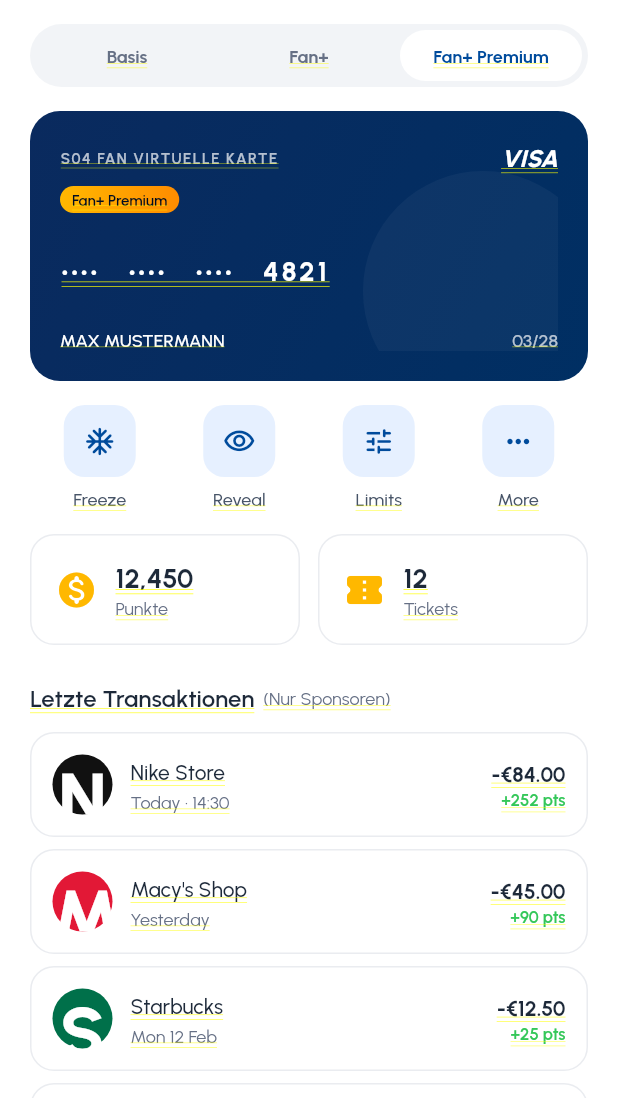
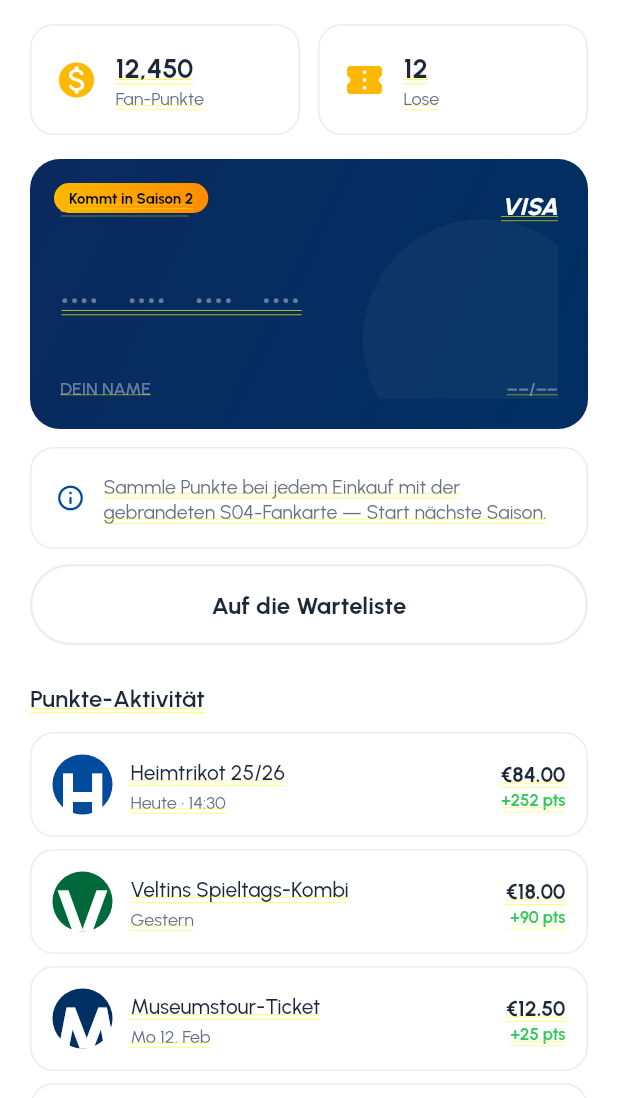
Before and after one commit to COREVIONLABS/EMBAapp-native, a Flutter app: the WalletScreen screen opened directly, on a phone screen of 412 x 824 dp, the part 138-1236 px from its top. Run offline on Flutter 3.47's test engine with Material 3 defaults, Android fonts, the phone set to English and light mode, and no system bars; our stand-ins replace flutter_svg.

Commit message:
Defer branded VISA card to season 2
Most clubs launch the card from season 2, so it should not read as a
live day-1 feature:
- Wallet is now a Fan Points wallet (points + raffle tickets + points
  activity) with the VISA card shown as a "Coming Season 2" preview and
  a waitlist CTA — no active card, tier switcher or card actions.
- Fan+ / Fan+ Premium tiers mark the branded card perk as "(from
  Season 2)".
- Profile "Manage Card" value neutralised.

Co-Authored-By: Claude Opus 4.8 <noreply@anthropic.com>
Claude-Session: https://claude.ai/code/session_0138H2TPm9wvb2D54WvCY8tL

```diff
--- a/lib/l10n/strings.dart
+++ b/lib/l10n/strings.dart
@@ -495,4 +495,23 @@ const Map<String, String> _de = {
   'Training ground: set-piece session': 'Trainingsplatz: Standard-Training',
   'Academy talent — first team debut': 'Nachwuchstalent — Profidebüt',
   "Coach mic'd up vs Dortmund": 'Trainer verkabelt gegen Dortmund',
+
+  // ── Wallet season-1 (card deferred to season 2) ────────────
+  'Raffle Tickets': 'Lose',
+  'Points Activity': 'Punkte-Aktivität',
+  'S04 FAN CARD': 'S04 FAN-KARTE',
+  'YOUR NAME': 'DEIN NAME',
+  'Coming Season 2': 'Kommt in Saison 2',
+  'Earn points on every spend with the branded S04 fan card — launching next season.':
+      'Sammle Punkte bei jedem Einkauf mit der gebrandeten S04-Fankarte — Start nächste Saison.',
+  'Join the waitlist': 'Auf die Warteliste',
+  'Branded VISA fan card (from Season 2)': 'Gebrandete VISA-Fankarte (ab Saison 2)',
+  'Home Jersey 25/26': 'Heimtrikot 25/26',
+  'Season 2': 'Saison 2',
+  'Veltins matchday combo': 'Veltins Spieltags-Kombi',
+  'Museum Tour ticket': 'Museumstour-Ticket',
+  'Daily Spin reward': 'Glücksrad-Gewinn',
+  'Today · 14:30': 'Heute · 14:30',
+  'Mon 12 Feb': 'Mo 12. Feb',
+  'Sun 11 Feb': 'So 11. Feb',
 };
--- a/lib/screens/fanplus_screen.dart
+++ b/lib/screens/fanplus_screen.dart
@@ -96,7 +96,7 @@ class FanPlusScreen extends StatelessWidget {
         const SizedBox(height: 12),
         for (final t in const [
           'Exclusive content & locker-room clips',
-          'Branded VISA fan card & wallet',
+          'Branded VISA fan card (from Season 2)',
           'Chances to Win a Signed Jersey',
           'Meet the Players',
           'Points Multiplier & bigger raffles',
--- a/lib/screens/membership_plan_screen.dart
+++ b/lib/screens/membership_plan_screen.dart
@@ -41,7 +41,7 @@ class MembershipPlanScreen extends StatelessWidget {
         const SizedBox(height: 20),
         Text(tr('Your benefits'), style: AppText.label2),
         const SizedBox(height: 12),
-        for (final b in const ['3× Fan Points (max boost)', "Money-can't-buy experiences", 'VIP draws & premium raffles', 'Branded VISA fan card & wallet', 'Exclusive content & clips'])
+        for (final b in const ['3× Fan Points (max boost)', "Money-can't-buy experiences", 'VIP draws & premium raffles', 'Branded VISA fan card (from Season 2)', 'Exclusive content & clips'])
           Padding(padding: const EdgeInsets.only(bottom: 10), child: Row(children: [
             const Icon(Icons.check_circle_rounded, color: AppColors.brandPrimary, size: 20),
             const SizedBox(width: 12),
--- a/lib/screens/profile_screen.dart
+++ b/lib/screens/profile_screen.dart
@@ -66,7 +66,7 @@ class ProfileScreen extends StatelessWidget {
           (Icons.card_membership_outlined, 'Membership Plan', 'Fan+ Premium'),
           (Icons.account_balance_outlined, 'Bank Account', 'Connected'),
           (Icons.credit_card_rounded, 'Payment Methods', ''),
-          (Icons.style_rounded, 'Manage Card', 'Physical + Virtual'),
+          (Icons.style_rounded, 'Manage Card', 'Season 2'),
         ]),
         const SizedBox(height: 16),
         _group(context, 'Settings', const [
--- a/lib/screens/subscription_screen.dart
+++ b/lib/screens/subscription_screen.dart
@@ -46,7 +46,7 @@ class SubscriptionScreen extends StatelessWidget {
             '3× Fan Points (max boost)',
             "Money-can't-buy experiences",
             'VIP draws & premium raffles',
-            'Branded VISA fan card & wallet',
+            'Branded VISA fan card (from Season 2)',
           ],
         ),
       ],
--- a/lib/screens/wallet_screen.dart
+++ b/lib/screens/wallet_screen.dart
@@ -4,22 +4,14 @@ import '../widgets/app_widgets.dart';
 import '../widgets/tab_scaffold.dart';
 import '../l10n/strings.dart';
 
-enum _Tier { free, supporter, superfan }
-
-/// Wallet (Figma 2145:7678 Free / 7873 Supporter / 8022 Superfan): virtual
-/// card, card actions, points/tickets, physical-card upsell, transactions.
-class WalletScreen extends StatefulWidget {
+/// Wallet — season 1: a Fan Points wallet. The branded VISA card rolls out
+/// from season 2, so it is shown here as a "coming soon" teaser rather than
+/// an active card.
+class WalletScreen extends StatelessWidget {
   const WalletScreen({super.key});
-  @override
-  State<WalletScreen> createState() => _WalletScreenState();
-}
-
-class _WalletScreenState extends State<WalletScreen> {
-  _Tier _tier = _Tier.superfan;
 
   @override
   Widget build(BuildContext context) {
-    final premium = _tier == _Tier.superfan;
     return TabScaffold(
       children: [
         Padding(
@@ -38,84 +30,30 @@ class _WalletScreenState extends State<WalletScreen> {
           ),
         ),
         const SizedBox(height: 16),
-        // Tier switcher (prototype: preview each membership state)
-        Padding(
-          padding: const EdgeInsets.symmetric(horizontal: 20),
-          child: Container(
-            padding: const EdgeInsets.all(4),
-            decoration: BoxDecoration(color: AppColors.surfaceMinimal, borderRadius: BorderRadius.circular(AppRadii.pill)),
-            child: Row(children: [
-              for (final t in _Tier.values)
-                Expanded(
-                  child: GestureDetector(
-                    onTap: () => setState(() => _tier = t),
-                    child: Container(
-                      padding: const EdgeInsets.symmetric(vertical: 9),
-                      decoration: BoxDecoration(
-                          color: t == _tier ? AppColors.surface : Colors.transparent,
-                          borderRadius: BorderRadius.circular(AppRadii.pill)),
-                      child: Center(
-                        child: Text(tr(_tierName(t)),
-                            style: AppText.body3.copyWith(
-                                color: t == _tier ? AppColors.brandPrimary : AppColors.textLight,
-                                fontWeight: FontWeight.w700)),
-                      ),
-                    ),
-                  ),
-                ),
-            ]),
-          ),
-        ),
-        const SizedBox(height: 16),
-        Padding(padding: const EdgeInsets.symmetric(horizontal: 20), child: premium ? const _VirtualCard(superfan: true) : _LockedCard(fanPlus: _tier == _Tier.supporter)),
-        const SizedBox(height: 16),
-        if (premium) const _CardActions(),
-        if (premium) const SizedBox(height: 16),
+        // Fan Points / Raffle Tickets — the live wallet in season 1
         Padding(
           padding: const EdgeInsets.symmetric(horizontal: 20),
           child: Row(
             children: [
-              Expanded(child: _StatCard(icon: Icons.monetization_on_rounded, value: '12,450', label: tr('Points'))),
+              Expanded(child: _StatCard(icon: Icons.monetization_on_rounded, value: '12,450', label: tr('Fan Points'))),
               const SizedBox(width: 12),
-              Expanded(child: _StatCard(icon: Icons.confirmation_number_rounded, value: '12', label: tr('Tickets'))),
+              Expanded(child: _StatCard(icon: Icons.confirmation_number_rounded, value: '12', label: tr('Raffle Tickets'))),
             ],
           ),
         ),
         const SizedBox(height: 16),
-        if (!premium)
+        const Padding(padding: EdgeInsets.symmetric(horizontal: 20), child: _CardTeaser()),
+        const SizedBox(height: 24),
         Padding(
           padding: const EdgeInsets.symmetric(horizontal: 20),
-            child: Container(
-              padding: const EdgeInsets.symmetric(horizontal: 16, vertical: 14),
-              decoration: BoxDecoration(color: const Color(0xFFFFF3DC), borderRadius: BorderRadius.circular(AppRadii.tile)),
-              child: Row(
-                children: [
-                  const Icon(Icons.workspace_premium_rounded, color: AppColors.gold, size: 22),
-                  const SizedBox(width: 10),
-                  Expanded(child: Text(tr('Unlock the branded VISA card with Fan+ Premium'), style: AppText.body2.copyWith(color: AppColors.brandDarkest, fontWeight: FontWeight.w700))),
-                  Text(tr('€9.00/mo'), style: AppText.body3.copyWith(color: AppColors.textDark)),
-                  const SizedBox(width: 4),
-                  const Svg('arrow_right', size: 16),
-                ],
-              ),
-            ),
-          ),
-        if (!premium) const SizedBox(height: 24),
-        if (premium) const SizedBox(height: 8),
-        Padding(
-          padding: const EdgeInsets.symmetric(horizontal: 20),
-          child: Row(children: [
-            Text(tr('Recent Transactions'), style: AppText.label2),
-            const SizedBox(width: 6),
-            Text(tr('(Sponsors Only)'), style: AppText.body3Regular),
-          ]),
+          child: Align(alignment: Alignment.centerLeft, child: Text(tr('Points Activity'), style: AppText.label2)),
         ),
         const SizedBox(height: 12),
         ...[
-          ('Nike Store', 'Today · 14:30', '-€84.00', '+252 pts', Color(0xFF111111)),
-          ("Macy's Shop", 'Yesterday', '-€45.00', '+90 pts', Color(0xFFE21836)),
-          ('Starbucks', 'Mon 12 Feb', '-€12.50', '+25 pts', Color(0xFF00704A)),
-          ('Puma', 'Sun 11 Feb', '-€12.50', '+25 pts', Color(0xFF1A2432)),
+          ('Home Jersey 25/26', 'Today · 14:30', '€84.00', '+252 pts', Color(0xFF004B9C)),
+          ('Veltins matchday combo', 'Yesterday', '€18.00', '+90 pts', Color(0xFF00693C)),
+          ('Museum Tour ticket', 'Mon 12 Feb', '€12.50', '+25 pts', Color(0xFF002F63)),
+          ('Daily Spin reward', 'Sun 11 Feb', '—', '+50 pts', Color(0xFFFFB800)),
         ].map((t) => Padding(
               padding: const EdgeInsets.fromLTRB(20, 0, 20, 8),
               child: _TxTile(brand: t.$1, date: t.$2, amount: t.$3, pts: t.$4, color: t.$5),
@@ -123,51 +61,16 @@ class _WalletScreenState extends State<WalletScreen> {
       ],
     );
   }
-
-  String _tierName(_Tier t) => switch (t) {
-        _Tier.free => 'Free',
-        _Tier.supporter => 'Fan+',
-        _Tier.superfan => 'Fan+ Premium',
-      };
 }
 
-/// No branded card yet — Free ("activate") or Fan+ ("upgrade for the card").
-class _LockedCard extends StatelessWidget {
-  final bool fanPlus;
-  const _LockedCard({this.fanPlus = false});
+/// The branded VISA card — a preview positioned as "coming in season 2".
+class _CardTeaser extends StatelessWidget {
+  const _CardTeaser();
   @override
   Widget build(BuildContext context) {
-    return Container(
-      height: 180,
-      padding: const EdgeInsets.all(20),
-      decoration: BoxDecoration(
-        color: AppColors.surfaceMinimal,
-        borderRadius: BorderRadius.circular(AppRadii.card),
-        border: Border.all(color: AppColors.borderLightest),
-      ),
-      child: Column(
-        mainAxisAlignment: MainAxisAlignment.center,
-        crossAxisAlignment: CrossAxisAlignment.center,
-        children: [
-          Icon(fanPlus ? Icons.workspace_premium_rounded : Icons.credit_card_off_rounded,
-              size: 34, color: fanPlus ? AppColors.gold : AppColors.textLight),
-          const SizedBox(height: 10),
-          Text(fanPlus ? tr('Branded VISA card — with Fan+ Premium') : tr('No active card yet'),
-              textAlign: TextAlign.center, style: AppText.body2.copyWith(color: AppColors.textNormal)),
-          const SizedBox(height: 12),
-          PrimaryButton(fanPlus ? tr('Upgrade to Fan+ Premium') : tr('Activate S04 Card'), height: 44, onTap: () {}),
-        ],
-      ),
-    );
-  }
-}
-
-class _VirtualCard extends StatelessWidget {
-  final bool superfan;
-  const _VirtualCard({this.superfan = false});
-  @override
-  Widget build(BuildContext context) {
-    return Container(
+    return Column(children: [
+      Stack(children: [
+        Container(
           height: 180,
           clipBehavior: Clip.antiAlias,
           padding: const EdgeInsets.all(20),
@@ -175,80 +78,47 @@ class _VirtualCard extends StatelessWidget {
             gradient: const LinearGradient(colors: [Color(0xFF0A2A5E), Color(0xFF002F63)], begin: Alignment.topLeft, end: Alignment.bottomRight),
             borderRadius: BorderRadius.circular(AppRadii.card),
           ),
-      child: Stack(
-        children: [
+          child: Stack(children: [
             Positioned(
-            right: -30,
-            bottom: -40,
+              right: -30, bottom: -40,
               child: Container(width: 160, height: 160, decoration: BoxDecoration(shape: BoxShape.circle, color: Colors.white.withValues(alpha: 0.04))),
             ),
-          Column(
-            crossAxisAlignment: CrossAxisAlignment.start,
-            children: [
-              Row(
-                mainAxisAlignment: MainAxisAlignment.spaceBetween,
-                children: [
-                  Text(tr('S04 FAN VIRTUAL CARD'), style: AppText.caption1.copyWith(color: Colors.white70, letterSpacing: 1)),
-                  Text(tr('VISA'), style: AppText.label2.copyWith(color: Colors.white, fontStyle: FontStyle.italic, fontWeight: FontWeight.w800)),
-                ],
+            Column(crossAxisAlignment: CrossAxisAlignment.start, children: [
+              Row(mainAxisAlignment: MainAxisAlignment.spaceBetween, children: [
+                Text(tr('S04 FAN CARD'), style: AppText.caption1.copyWith(color: Colors.white70, letterSpacing: 1)),
+                Text('VISA', style: AppText.label2.copyWith(color: Colors.white, fontStyle: FontStyle.italic, fontWeight: FontWeight.w800)),
+              ]),
+              const Spacer(),
+              Text('••••   ••••   ••••   ••••',
+                  style: AppText.label1.copyWith(color: Colors.white38, letterSpacing: 2, fontWeight: FontWeight.w700)),
+              const Spacer(),
+              Row(mainAxisAlignment: MainAxisAlignment.spaceBetween, children: [
+                Text(tr('YOUR NAME'), style: AppText.body3.copyWith(color: Colors.white38)),
+                Text('––/––', style: AppText.body3.copyWith(color: Colors.white38)),
+              ]),
+            ]),
+          ]),
         ),
-              const SizedBox(height: 8),
-              Pill(
+        Positioned(
+          left: 16, top: 16,
+          child: Pill(
             gradient: const LinearGradient(colors: AppColors.goldGradient),
-                padding: const EdgeInsets.symmetric(horizontal: 8, vertical: 3),
-                child: Text(tr(superfan ? 'Fan+ Premium' : 'Virtual'), style: AppText.caption1.copyWith(color: AppColors.brandDarkest)),
-              ),
-              const Spacer(),
-              Text(tr('••••   ••••   ••••   4821'),
-                  style: AppText.label1.copyWith(color: Colors.white, letterSpacing: 2, fontWeight: FontWeight.w700)),
-              const Spacer(),
-              Row(
-                mainAxisAlignment: MainAxisAlignment.spaceBetween,
-                children: [
-                  Text(tr('MAX MUSTERMANN'), style: AppText.body3.copyWith(color: Colors.white)),
-                  Text(tr('03/28'), style: AppText.body3.copyWith(color: Colors.white70)),
-                ],
-              ),
-            ],
-          ),
-        ],
-      ),
-    );
-  }
-}
-
-class _CardActions extends StatelessWidget {
-  const _CardActions();
-  @override
-  Widget build(BuildContext context) {
-    const items = [
-      (Icons.ac_unit_rounded, 'Freeze'),
-      (Icons.visibility_outlined, 'Reveal'),
-      (Icons.tune_rounded, 'Limits'),
-      (Icons.more_horiz_rounded, 'More'),
-    ];
-    return Padding(
-      padding: const EdgeInsets.symmetric(horizontal: 20),
-      child: Row(
-        children: [
-          for (final it in items)
-            Expanded(
-              child: Column(
-                children: [
-                  Container(
-                    width: 48,
-                    height: 48,
-                    decoration: BoxDecoration(color: AppColors.brandLightest, borderRadius: BorderRadius.circular(14)),
-                    child: Icon(it.$1, color: AppColors.brandPrimary, size: 22),
-                  ),
-                  const SizedBox(height: 6),
-                  Text(it.$2, style: AppText.body3),
-                ],
+            child: Text(tr('Coming Season 2'), style: AppText.caption1.copyWith(color: AppColors.brandDarkest, fontWeight: FontWeight.w700)),
           ),
         ),
-        ],
+      ]),
+      const SizedBox(height: 12),
+      SurfaceCard(
+        child: Row(children: [
+          const Icon(Icons.info_outline_rounded, size: 20, color: AppColors.brandPrimary),
+          const SizedBox(width: 12),
+          Expanded(child: Text(tr('Earn points on every spend with the branded S04 fan card — launching next season.'),
+              style: AppText.body3Regular.copyWith(fontSize: 13))),
+        ]),
       ),
-    );
+      const SizedBox(height: 10),
+      SecondaryButton(tr('Join the waitlist'), onTap: () {}),
+    ]);
   }
 }
 
@@ -265,12 +135,14 @@ class _StatCard extends StatelessWidget {
         children: [
           Icon(icon, color: AppColors.gold, size: 28),
           const SizedBox(width: 12),
-          Column(
+          Expanded(
+            child: Column(
               crossAxisAlignment: CrossAxisAlignment.start,
               children: [
                 Text(value, style: AppText.label1.copyWith(color: AppColors.textDarker)),
-              Text(label, style: AppText.body3Regular),
+                Text(label, maxLines: 1, overflow: TextOverflow.ellipsis, style: AppText.body3Regular),
               ],
+            ),
           ),
         ],
       ),
@@ -303,16 +175,16 @@ class _TxTile extends StatelessWidget {
             child: Column(
               crossAxisAlignment: CrossAxisAlignment.start,
               children: [
-                Text(brand, style: AppText.body2.copyWith(color: AppColors.textDarker)),
+                Text(tr(brand), style: AppText.body2.copyWith(color: AppColors.textDarker)),
                 const SizedBox(height: 2),
-                Text(date, style: AppText.body3Regular),
+                Text(tr(date), style: AppText.body3Regular),
               ],
             ),
           ),
           Column(
             crossAxisAlignment: CrossAxisAlignment.end,
             children: [
-              Text(amount, style: AppText.body2.copyWith(color: AppColors.textDarker, fontWeight: FontWeight.w700)),
+              if (amount != '—') Text(amount, style: AppText.body2.copyWith(color: AppColors.textDarker, fontWeight: FontWeight.w700)),
               const SizedBox(height: 2),
               Text(pts, style: AppText.caption1.copyWith(color: AppColors.success, fontSize: 11)),
             ],
```
Lines whose indentation alone changed are shown as unchanged.
